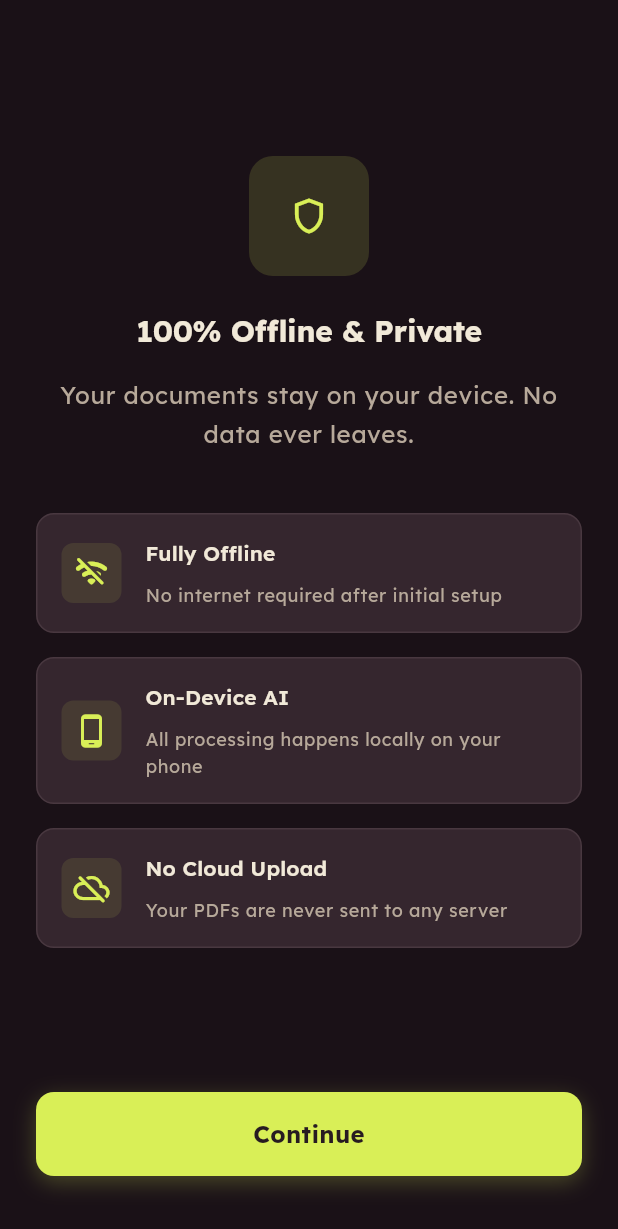
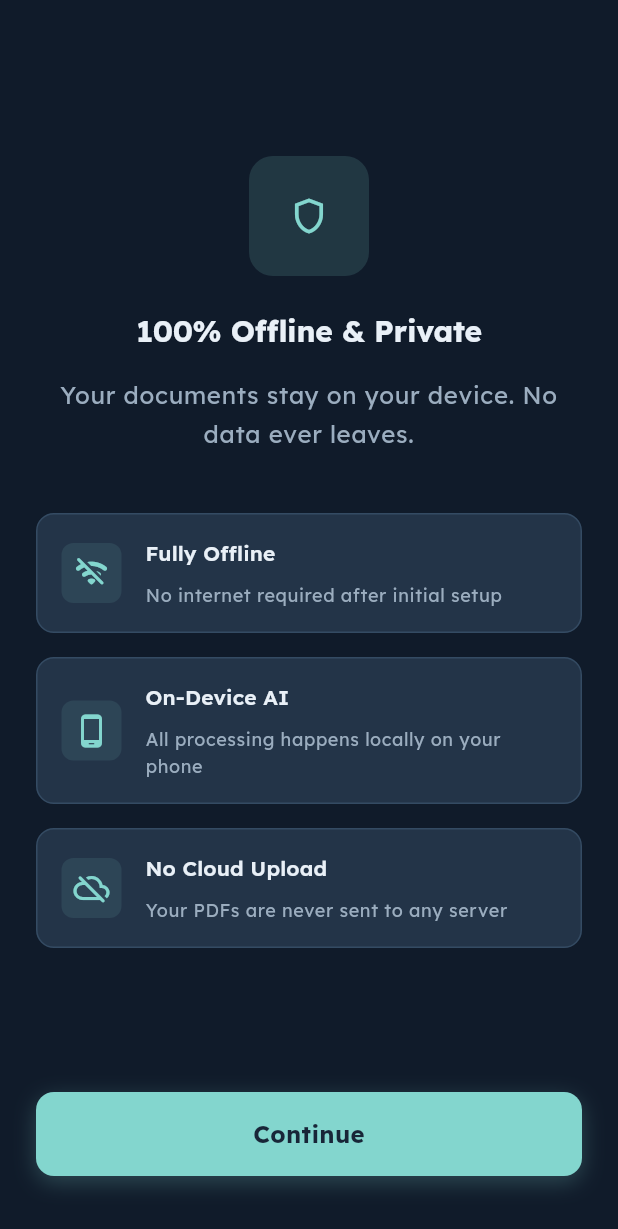
Before and after one commit to Pranavkumar16/CiteCoach, a Flutter app: the screen it shows after launch, on a phone screen of 412 x 824 dp. Shown: the top 1229 px of the screen. Run offline on Flutter 3.47's test engine with Material 3 defaults, Android fonts, the phone set to English and light mode, and no system bars; our stand-ins replace dio, equatable, file_picker, flutter_riverpod, flutter_tts, go_router and 4 more; missing offline and left inert: docx_to_text, epubx, google_mlkit_text_recognition, syncfusion_flutter_pdf, syncfusion_flutter_pdfviewer; accounts and stored records are empty.

Commit message:
Restore offline study cards, front-page author retrieval, rotation, and coherent navy/teal surfaces

```diff
--- a/lib/app.dart
+++ b/lib/app.dart
@@ -38,10 +38,7 @@ class CiteCoachApp extends ConsumerWidget {
             ),
     );
 
-    SystemChrome.setPreferredOrientations([
-      DeviceOrientation.portraitUp,
-      DeviceOrientation.portraitDown,
-    ]);
+    SystemChrome.setPreferredOrientations([]);
 
     return MaterialApp.router(
       title: AppStrings.appName,
--- a/lib/core/constants/app_colors.dart
+++ b/lib/core/constants/app_colors.dart
@@ -4,12 +4,12 @@ import 'package:flutter/material.dart';
 /// Oxblood ink, warm parchment, acid citron and signal vermilion.
 abstract final class AppColors {
   // Primary Accent — Acid Citron
-  static const Color accent = Color(0xFFD9EF57); // Signature citron
-  static const Color accentLight = Color(0xFFE8F6A0); // Soft citron
-  static const Color accentDark = Color(0xFFA6BC32); // Deep citron
+  static const Color accent = Color(0xFF83D6CE); // Signature citron
+  static const Color accentLight = Color(0xFFB8E9E5); // Soft citron
+  static const Color accentDark = Color(0xFF39A99E); // Deep citron
 
   // Secondary accent — Signal Vermilion
-  static const Color accentCyan = Color(0xFFD85B43); // Signal vermilion
+  static const Color accentCyan = Color(0xFF5D91C7); // Signal vermilion
 
   // Brand gradient — Citron → Vermilion (use sparingly)
   static const LinearGradient primaryGradient = LinearGradient(
@@ -31,17 +31,17 @@ abstract final class AppColors {
   );
 
   // Warm neutrals mapped to the legacy zinc scale
-  static const Color zinc50 = Color(0xFFFBF8F1);
-  static const Color zinc100 = Color(0xFFF1E9D8);
-  static const Color zinc200 = Color(0xFFE5DACC);
-  static const Color zinc300 = Color(0xFFCDBFAF);
-  static const Color zinc400 = Color(0xFFB7A99A);
-  static const Color zinc500 = Color(0xFF928477);
-  static const Color zinc600 = Color(0xFF66545A);
-  static const Color zinc700 = Color(0xFF493840);
-  static const Color zinc800 = Color(0xFF35262E);
-  static const Color zinc900 = Color(0xFF271B21);
-  static const Color zinc950 = Color(0xFF1A1117);
+  static const Color zinc50 = Color(0xFFF4F7FB);
+  static const Color zinc100 = Color(0xFFE9F0F7);
+  static const Color zinc200 = Color(0xFFD9E3EF);
+  static const Color zinc300 = Color(0xFFC1CDDD);
+  static const Color zinc400 = Color(0xFF9BADBF);
+  static const Color zinc500 = Color(0xFF8398AF);
+  static const Color zinc600 = Color(0xFF526A83);
+  static const Color zinc700 = Color(0xFF344B63);
+  static const Color zinc800 = Color(0xFF233448);
+  static const Color zinc900 = Color(0xFF182638);
+  static const Color zinc950 = Color(0xFF101B2A);
 
   // Keep old names as aliases for backward compat in non-UI code
   static const Color slate50 = zinc50;
@@ -56,9 +56,9 @@ abstract final class AppColors {
   static const Color slate900 = zinc900;
 
   // Semantic Colors
-  static const Color success = Color(0xFFB4CF45);
+  static const Color success = Color(0xFF79D3B3);
   static const Color warning = Color(0xFFD9A441);
-  static const Color error = Color(0xFFD85B43);
+  static const Color error = Color(0xFFEA7180);
   static const Color info = Color(0xFF8A7770);
 
   // Base colors
@@ -76,52 +76,52 @@ abstract final class AppColors {
   static const Color borderLight = zinc700;
 
   // Semantic colors with specific names
-  static const Color successGreen = Color(0xFFB4CF45);
+  static const Color successGreen = Color(0xFF79D3B3);
   static const Color warningOrange = Color(0xFFD9A441);
-  static const Color errorRed = Color(0xFFD85B43);
+  static const Color errorRed = Color(0xFFEA7180);
   static const Color infoBlue = Color(0xFF8A7770);
 
   // Text Colors — Warm parchment on dark
-  static const Color textPrimary = Color(0xFFF1E9D8); // zinc100
-  static const Color textSecondary = Color(0xFFB7A99A); // zinc400
-  static const Color textTertiary = Color(0xFF928477); // zinc500
-  static const Color textOnPrimary = Color(0xFF271B21); // oxblood text on citron
+  static const Color textPrimary = Color(0xFFE9F0F7); // zinc100
+  static const Color textSecondary = Color(0xFF9BADBF); // zinc400
+  static const Color textTertiary = Color(0xFF8398AF); // zinc500
+  static const Color textOnPrimary = Color(0xFF182638); // oxblood text on citron
 
   // Alias for backward compat
   static const Color primaryIndigo = accent;
   static const Color primaryPurple = accentLight;
 
   // Chat specific colors
-  static const Color userMessageBackground = Color(0xFF493840); // deep oxblood
+  static const Color userMessageBackground = Color(0xFF344B63); // deep oxblood
   static const Color aiMessageBackground = zinc800;
   static const Color citationBadge = accent;
 
   // Voice overlay colors
   static const Color voiceOverlayStart = zinc950;
-  static const Color voiceOverlayEnd = Color(0xFF271B21); // warm oxblood
+  static const Color voiceOverlayEnd = Color(0xFF182638); // warm oxblood
   static const LinearGradient voiceOverlayGradient = LinearGradient(
     begin: Alignment.topLeft,
     end: Alignment.bottomRight,
     colors: [
-      Color(0xF81A1117), // 97% zinc950
-      Color(0xF8271B21), // 97% dark green
+      Color(0xF8101B2A), // 97% zinc950
+      Color(0xF8182638), // 97% dark green
     ],
   );
 
   // Mic button color
-  static const Color micActive = Color(0xFFD85B43);
+  static const Color micActive = Color(0xFFEA7180);
   static const Color micInactive = zinc500;
 
   // Shadow colors
-  static const Color shadowPrimary = Color(0x33D9EF57); // 20% citron
+  static const Color shadowPrimary = Color(0x3383D6CE); // 20% citron
   static const Color shadowDark = Color(0x33000000); // 20% black
 
   // Accent variations for UI elements
-  static const Color indigo50 = Color(0xFF271B21); // dark accent bg
-  static const Color indigo100 = Color(0xFF35262E);
-  static const Color indigo200 = Color(0xFF493840);
-  static const Color indigo600 = Color(0xFFA6BC32);
+  static const Color indigo50 = Color(0xFF182638); // dark accent bg
+  static const Color indigo100 = Color(0xFF233448);
+  static const Color indigo200 = Color(0xFF344B63);
+  static const Color indigo600 = Color(0xFF39A99E);
 
   // Highlight color for citations in PDF
-  static const Color highlightYellow = Color(0x66D9EF57);
+  static const Color highlightYellow = Color(0x6683D6CE);
 }
--- a/lib/core/constants/app_strings.dart
+++ b/lib/core/constants/app_strings.dart
@@ -3,7 +3,7 @@
 abstract final class AppStrings {
   // App Info
   static const String appName = 'CiteCoach';
-  static const String appVersion = '1.0.2';
+  static const String appVersion = '1.0.3';
   static const String appTagline = 'Offline document intelligence';
 
   // Setup Flow - Privacy Screen
--- a/lib/core/theme/app_theme.dart
+++ b/lib/core/theme/app_theme.dart
@@ -13,7 +13,7 @@ abstract final class AppTheme {
     final colorScheme = ColorScheme(
       brightness: brightness,
       primary: ext.accentSolid,
-      onPrimary: ext.isDark ? const Color(0xFF271B21) : Colors.white,
+      onPrimary: ext.isDark ? const Color(0xFF182638) : Colors.white,
       secondary: ext.accentEnd,
       onSecondary: Colors.white,
       surface: ext.surface,
--- a/lib/core/theme/app_theme_data.dart
+++ b/lib/core/theme/app_theme_data.dart
@@ -199,27 +199,27 @@ class AppThemeData extends ThemeExtension<AppThemeData> {
     return const AppThemeData(
       variant: ThemeVariant.midnight,
       isDark: true,
-      background: Color(0xFF1A1117),
-      surface: Color(0xFF271B21),
-      surfaceElevated: Color(0xFF35262E),
-      textPrimary: Color(0xFFF1E9D8),
-      textSecondary: Color(0xFFCDBFAF),
-      textTertiary: Color(0xFFB7A99A),
-      border: Color(0xFF493840),
-      borderStrong: Color(0xFF66545A),
-      accentStart: Color(0xFFD9EF57),
-      accentEnd: Color(0xFFD85B43),
-      accentSolid: Color(0xFFD9EF57),
-      citation: Color(0xFFD85B43),
-      success: Color(0xFFB4CF45),
+      background: Color(0xFF101B2A),
+      surface: Color(0xFF182638),
+      surfaceElevated: Color(0xFF233448),
+      textPrimary: Color(0xFFE9F0F7),
+      textSecondary: Color(0xFFC1CDDD),
+      textTertiary: Color(0xFF9BADBF),
+      border: Color(0xFF344B63),
+      borderStrong: Color(0xFF526A83),
+      accentStart: Color(0xFF83D6CE),
+      accentEnd: Color(0xFF5D91C7),
+      accentSolid: Color(0xFF83D6CE),
+      citation: Color(0xFFEA7180),
+      success: Color(0xFF79D3B3),
       warning: Color(0xFFD9A441),
-      error: Color(0xFFD85B43),
-      userMessageBg: Color(0xFF493840),
-      aiMessageBg: Color(0xFF271B21),
-      aiMessageBorder: Color(0xFF493840),
-      chipBg: Color(0xFF35262E),
-      chipBorder: Color(0xFF493840),
-      overlay: Color(0xCC1A1117),
+      error: Color(0xFFEA7180),
+      userMessageBg: Color(0xFF344B63),
+      aiMessageBg: Color(0xFF182638),
+      aiMessageBorder: Color(0xFF344B63),
+      chipBg: Color(0xFF233448),
+      chipBorder: Color(0xFF344B63),
+      overlay: Color(0xCC101B2A),
       shadow: Color(0x80000000),
     );
   }
@@ -229,28 +229,28 @@ class AppThemeData extends ThemeExtension<AppThemeData> {
     return const AppThemeData(
       variant: ThemeVariant.daylight,
       isDark: false,
-      background: Color(0xFFF1E9D8),
-      surface: Color(0xFFFBF8F1),
+      background: Color(0xFFE9F0F7),
+      surface: Color(0xFFF4F7FB),
       surfaceElevated: Color(0xFFFFFFFF),
-      textPrimary: Color(0xFF271B21),
-      textSecondary: Color(0xFF66545A),
-      textTertiary: Color(0xFF928477),
-      border: Color(0xFFE5DACC),
-      borderStrong: Color(0xFFB7A99A),
-      accentStart: Color(0xFF71851F),
-      accentEnd: Color(0xFFB94D38),
-      accentSolid: Color(0xFF71851F),
-      citation: Color(0xFFB94D38),
+      textPrimary: Color(0xFF182638),
+      textSecondary: Color(0xFF526A83),
+      textTertiary: Color(0xFF8398AF),
+      border: Color(0xFFD9E3EF),
+      borderStrong: Color(0xFF9BADBF),
+      accentStart: Color(0xFF087F8C),
+      accentEnd: Color(0xFF315DA8),
+      accentSolid: Color(0xFF087F8C),
+      citation: Color(0xFF315DA8),
       success: Color(0xFF667A19),
       warning: Color(0xFF986A20),
-      error: Color(0xFFB74733),
-      userMessageBg: Color(0xFF493840),
+      error: Color(0xFFBC3E55),
+      userMessageBg: Color(0xFF344B63),
       aiMessageBg: Color(0xFFFFFFFF),
-      aiMessageBorder: Color(0xFFE5DACC),
-      chipBg: Color(0xFFF1E9D8),
-      chipBorder: Color(0xFFE5DACC),
-      overlay: Color(0xCCF1E9D8),
-      shadow: Color(0x1A271B21),
+      aiMessageBorder: Color(0xFFD9E3EF),
+      chipBg: Color(0xFFE9F0F7),
+      chipBorder: Color(0xFFD9E3EF),
+      overlay: Color(0xCCE9F0F7),
+      shadow: Color(0x1A182638),
     );
   }
 
@@ -260,25 +260,25 @@ class AppThemeData extends ThemeExtension<AppThemeData> {
       variant: ThemeVariant.amoled,
       isDark: true,
       background: Color(0xFF000000),
-      surface: Color(0xFF1A1117),
-      surfaceElevated: Color(0xFF271B21),
-      textPrimary: Color(0xFFF1E9D8),
-      textSecondary: Color(0xFFCDBFAF),
-      textTertiary: Color(0xFF928477),
-      border: Color(0xFF35262E),
-      borderStrong: Color(0xFF493840),
-      accentStart: Color(0xFFD9EF57),
-      accentEnd: Color(0xFFD85B43),
-      accentSolid: Color(0xFFD9EF57),
-      citation: Color(0xFFD85B43),
-      success: Color(0xFFB4CF45),
+      surface: Color(0xFF101B2A),
+      surfaceElevated: Color(0xFF182638),
+      textPrimary: Color(0xFFE9F0F7),
+      textSecondary: Color(0xFFC1CDDD),
+      textTertiary: Color(0xFF8398AF),
+      border: Color(0xFF233448),
+      borderStrong: Color(0xFF344B63),
+      accentStart: Color(0xFF83D6CE),
+      accentEnd: Color(0xFF5D91C7),
+      accentSolid: Color(0xFF83D6CE),
+      citation: Color(0xFFEA7180),
+      success: Color(0xFF79D3B3),
       warning: Color(0xFFD9A441),
-      error: Color(0xFFD85B43),
-      userMessageBg: Color(0xFF35262E),
-      aiMessageBg: Color(0xFF1A1117),
-      aiMessageBorder: Color(0xFF35262E),
-      chipBg: Color(0xFF271B21),
-      chipBorder: Color(0xFF35262E),
+      error: Color(0xFFEA7180),
+      userMessageBg: Color(0xFF233448),
+      aiMessageBg: Color(0xFF101B2A),
+      aiMessageBorder: Color(0xFF233448),
+      chipBg: Color(0xFF182638),
+      chipBorder: Color(0xFF233448),
       overlay: Color(0xCC000000),
       shadow: Color(0xCC000000),
     );
--- a/lib/features/chat/data/rag_service.dart
+++ b/lib/features/chat/data/rag_service.dart
@@ -90,6 +90,10 @@ class RagService {
 
       // Generic overview prompts have no subject keywords to match. Supply
       // bounded excerpts across the document instead of an empty keyword hit.
+      if (RegExp(r'\b(author|authored|who wrote|written by|writer)\b', caseSensitive: false).hasMatch(query)) {
+        final front = index.chunks.values.toList()..sort((a,b) { final page = a.pageNumber.compareTo(b.pageNumber); return page != 0 ? page : a.chunkIndex.compareTo(b.chunkIndex); });
+        return _buildResult(front.take(4).map((chunk) => BM25Result(chunk: chunk, score: 0)).toList());
+      }
       if (isOverviewQuery(query)) return buildOverview(index);
 
       // Search using BM25
@@ -165,7 +169,7 @@ class RagService {
       'summarize this document',
       'summarise this document',
       'summarize the key points',
-      'what are the key points',
+      'what are the key points', 'key definitions', 'document overview',
       'list the main arguments',
       'what are the main arguments',
       'explain the conclusions',
--- a/lib/features/chat/presentation/chat_screen.dart
+++ b/lib/features/chat/presentation/chat_screen.dart
@@ -23,7 +23,8 @@ import 'widgets/message_bubble.dart';
 
 /// Main chat screen for document Q&A.
 class ChatScreen extends ConsumerStatefulWidget {
-  const ChatScreen({super.key, required this.documentId});
+  const ChatScreen({super.key, required this.documentId, this.initialQuestion});
+  final String? initialQuestion;
 
   /// The ID of the document to chat about.
   final int documentId;
@@ -268,6 +269,7 @@ class _ChatScreenState extends ConsumerState<ChatScreen> {
                                 .cancelGeneration(),
                           ),
                         LivingChatInput(
+                          initialDraft: widget.initialQuestion,
                           onSend: _handleSend,
                           onVoiceStart: _handleVoiceStart,
                           suggestions: chatState.messages.isEmpty
@@ -280,7 +282,7 @@ class _ChatScreenState extends ConsumerState<ChatScreen> {
                   ),
                   // Document DNA strip — only if the document has pages and
                   // there's at least one citation.
-                  if (document != null &&
+                  if (MediaQuery.sizeOf(context).width >= 700 && document != null &&
                       document.pageCount > 0 &&
                       citationCounts.isNotEmpty)
                     Padding(
--- a/lib/features/chat/presentation/widgets/living_chat_input.dart
+++ b/lib/features/chat/presentation/widgets/living_chat_input.dart
@@ -10,11 +10,13 @@ class LivingChatInput extends StatefulWidget {
     super.key,
     required this.onSend,
     this.onVoiceStart,
+    this.initialDraft,
     this.suggestions = const [],
     this.isDisabled = false,
     this.isRecording = false,
     this.placeholder = 'Ask about this document…',
   });
+  final String? initialDraft;
   final ValueChanged<String> onSend;
   final VoidCallback? onVoiceStart;
   final List<String> suggestions;
@@ -33,6 +35,7 @@ class _LivingChatInputState extends State<LivingChatInput> {
   @override
   void initState() {
     super.initState();
+    _controller.text = widget.initialDraft ?? '';
     _controller.addListener(_changed);
   }
 
--- a/lib/features/chat/presentation/widgets/message_bubble.dart
+++ b/lib/features/chat/presentation/widgets/message_bubble.dart
@@ -129,7 +129,7 @@ class MessageBubble extends ConsumerWidget {
     final bgColor = _bgColor(theme, isUser: isUser, style: style);
     final borderColor = _borderColor(theme, isUser: isUser, style: style);
     final textColor = isUser && style == ChatStyle.modern
-        ? (theme.isDark ? const Color(0xFF271B21) : const Color(0xFFFBF8F1))
+        ? (theme.isDark ? const Color(0xFF182638) : const Color(0xFFF4F7FB))
         : theme.textPrimary;
 
     return Container(
@@ -278,8 +278,8 @@ class MessageBubble extends ConsumerWidget {
         return theme.surfaceElevated;
       }
       return theme.isDark
-          ? const Color(0xFFE3F39B)
-          : const Color(0xFF3B2932); // // only used if gradient disabled
+          ? const Color(0xFFB8E9E5)
+          : const Color(0xFF173647); // // only used if gradient disabled
     }
     return theme.surfaceElevated.withOpacity(0.94);
   }
--- a/lib/routing/app_router.dart
+++ b/lib/routing/app_router.dart
@@ -206,7 +206,7 @@ GoRouter createRouter(Ref ref) {
           if (!setupState.isModelDownloaded) {
             return const DownloadRequiredScreen();
           }
-          return ChatScreen(documentId: documentId);
+          return ChatScreen(documentId: documentId, initialQuestion: state.uri.queryParameters['question']);
         },
       ),
 
--- a/pubspec.yaml
+++ b/pubspec.yaml
@@ -1,7 +1,7 @@
 name: citecoach
 description: "CiteCoach - Offline Document Intelligence with Evidence-Based Answers"
 publish_to: 'none'
-version: 1.0.2+3
+version: 1.0.3+4
 
 environment:
   sdk: ^3.5.0
```
Also changed, not shown: lib/features/learn/domain/study_card.dart (+8 -10 lines), lib/features/learn/presentation/learn_screen.dart (+6 -6 lines), lib/features/learn/providers/learn_provider.dart (+15 -7 lines), lib/features/verify/presentation/verify_screen.dart (+71 -23 lines), 3 other files.
